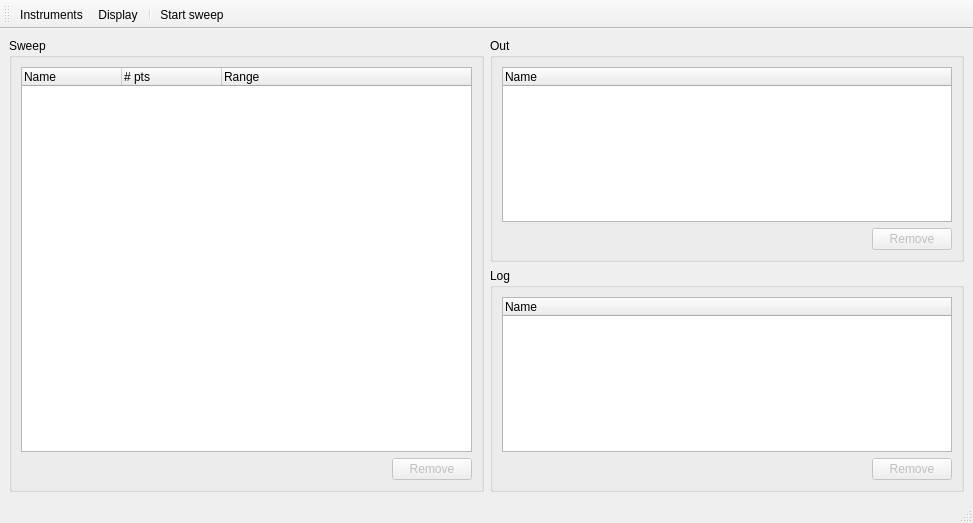
Qt form ui/MainWindow.ui (AlexisMrl/HegelLab) before a commit.
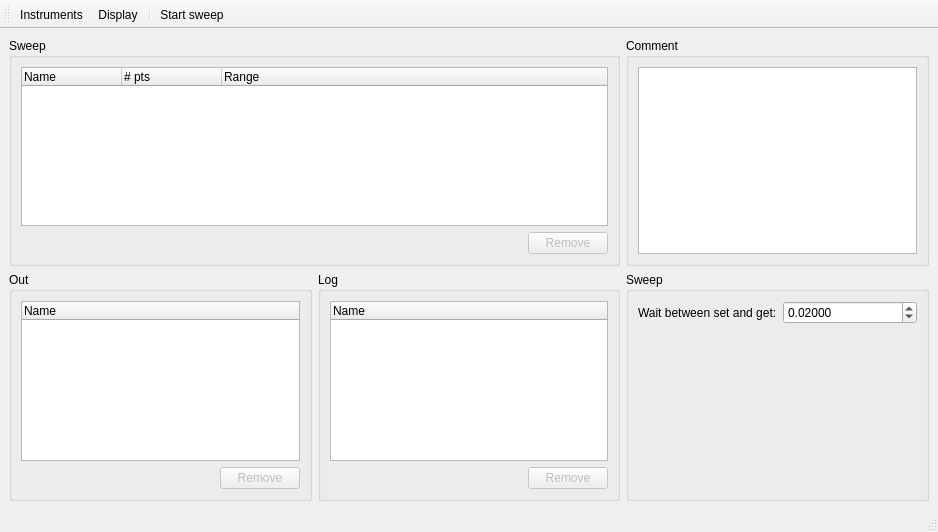
The same form after that commit. Icons and pictures are not drawn. Custom widgets are drawn as their Qt base class.

```diff
--- a/ui/MainWindow.ui
+++ b/ui/MainWindow.ui
@@ -6,8 +6,8 @@
    <rect>
     <x>0</x>
     <y>0</y>
-    <width>973</width>
-    <height>523</height>
+    <width>938</width>
+    <height>532</height>
    </rect>
   </property>
   <property name="windowTitle">
@@ -15,13 +15,13 @@
   </property>
   <widget class="QWidget" name="centralwidget">
    <layout class="QGridLayout" name="gridLayout_2">
-    <item row="0" column="2">
+    <item row="1" column="1">
      <widget class="QGroupBox" name="gb_out">
       <property name="title">
        <string>Out</string>
       </property>
-      <layout class="QGridLayout" name="gridLayout_3">
-       <item row="0" column="2">
+      <layout class="QVBoxLayout" name="verticalLayout_4">
+       <item>
         <widget class="Tree" name="tree_out">
          <column>
           <property name="text">
@@ -30,7 +30,7 @@
          </column>
         </widget>
        </item>
-       <item row="1" column="2">
+       <item>
         <layout class="QHBoxLayout" name="horizontalLayout_2">
          <item>
           <spacer name="horizontalSpacer_2">
@@ -108,13 +108,25 @@
       </layout>
      </widget>
     </item>
-    <item row="0" column="1" rowspan="2">
-     <widget class="QGroupBox" name="gb_sweep">
+    <item row="0" column="3">
+     <widget class="QGroupBox" name="groupBox">
       <property name="title">
-       <string>Sweep</string>
+       <string>Comment</string>
       </property>
       <layout class="QGridLayout" name="gridLayout">
        <item row="0" column="0">
+        <widget class="QPlainTextEdit" name="te_comment"/>
+       </item>
+      </layout>
+     </widget>
+    </item>
+    <item row="0" column="1" colspan="2">
+     <widget class="QGroupBox" name="gb_sweep">
+      <property name="title">
+       <string>Sweep</string>
+      </property>
+      <layout class="QVBoxLayout" name="verticalLayout_3">
+       <item>
         <widget class="Tree" name="tree_sw">
          <column>
           <property name="text">
@@ -133,7 +145,7 @@
          </column>
         </widget>
        </item>
-       <item row="1" column="0">
+       <item>
         <layout class="QHBoxLayout" name="horizontalLayout_3">
          <item>
           <spacer name="horizontalSpacer">
@@ -166,6 +178,32 @@
       </layout>
      </widget>
     </item>
+    <item row="1" column="3">
+     <widget class="QGroupBox" name="groupBox_2">
+      <property name="title">
+       <string>Sweep</string>
+      </property>
+      <layout class="QFormLayout" name="formLayout">
+       <item row="0" column="0">
+        <widget class="QLabel" name="label">
+         <property name="text">
+          <string>Wait between set and get:</string>
+         </property>
+        </widget>
+       </item>
+       <item row="0" column="1">
+        <widget class="PyScientificSpinBox" name="sb_before_wait">
+         <property name="decimals">
+          <number>5</number>
+         </property>
+         <property name="value">
+          <double>0.020000000000000</double>
+         </property>
+        </widget>
+       </item>
+      </layout>
+     </widget>
+    </item>
    </layout>
   </widget>
   <widget class="QMenuBar" name="menubar">
@@ -232,6 +270,11 @@
   </action>
  </widget>
  <customwidgets>
+  <customwidget>
+   <class>PyScientificSpinBox</class>
+   <extends>QDoubleSpinBox</extends>
+   <header>pyHegel.gui.ScientificSpinBox</header>
+  </customwidget>
   <customwidget>
    <class>Tree</class>
    <extends>QTreeWidget</extends>
```
Left out of the diff: 11 changed lines with no effect on the pictures.
